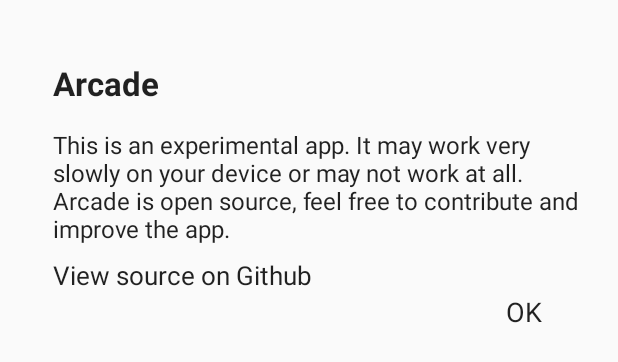
After one commit to naman14/Arcade, an Android app: the layout layout_about_dialog.xml on its own in the app's theme, with its tools: preview values and no code run, on a phone screen of 412 x 824 dp. The commit adds this screen. Shown: the top 362 px of the screen. Run offline under Robolectric (Android 15) with nearby library versions, the phone set to English and light mode, and no system bars.

Commit message:
about dialog

```diff
--- a/app/src/main/assets/styleimages.json
+++ b/app/src/main/assets/styleimages.json
@@ -2,10 +2,6 @@
   {
     "title": "Frida Kahlo",
     "url": "https://raw.githubusercontent.com/jcjohnson/neural-style/master/examples/inputs/frida_kahlo.jpg"
-  },
-  {
-    "title": "Golden Gate",
-    "url": "https://raw.githubusercontent.com/jcjohnson/neural-style/master/examples/inputs/golden_gate.jpg"
   },
   {
     "title": "Pablo Picasso Self Portrait",
--- a/app/src/main/java/com/naman14/arcade/MainActivity.java
+++ b/app/src/main/java/com/naman14/arcade/MainActivity.java
@@ -177,6 +177,9 @@ public class MainActivity extends AppCompatActivity implements EasyPermissions.P
                 break;
             case R.id.action_settings:
                 startActivity(new Intent(MainActivity.this, SettingsActivity.class));
+                break;
+            case R.id.action_about:
+                Utils.showAbout(this);
                 break;
         }
 
--- /dev/null
+++ b/app/src/main/res/layout/layout_about_dialog.xml
@@ -0,0 +1,66 @@
+<?xml version="1.0" encoding="utf-8"?>
+<LinearLayout xmlns:android="http://schemas.android.com/apk/res/android"
+    android:layout_width="match_parent"
+    android:layout_height="match_parent"
+    android:layout_margin="15dp"
+    android:orientation="vertical"
+    android:paddingBottom="16dp"
+    android:paddingTop="15dp">
+
+
+    <TextView
+        android:id="@+id/app_version_name"
+        style="@style/TextAppearance.AppCompat.Body1"
+        android:layout_width="wrap_content"
+        android:layout_height="wrap_content"
+        android:paddingLeft="20dp"
+        android:paddingTop="10dp"
+        android:text="@string/app_name"
+        android:textSize="22sp"
+        android:textStyle="bold" />
+
+
+    <TextView
+        style="@style/TextAppearance.AppCompat.Body1"
+        android:layout_width="match_parent"
+        android:layout_height="wrap_content"
+        android:layout_marginLeft="20dp"
+        android:layout_marginRight="10dp"
+        android:layout_marginTop="15dp"
+        android:text="This is an experimental app. It may work very slowly on your device or may not work at all. Arcade is open source, feel free to contribute and improve the app. "
+        android:textSize="16sp" />
+
+    <LinearLayout
+        android:layout_width="match_parent"
+        android:layout_height="wrap_content"
+        android:layout_marginLeft="20dp"
+        android:orientation="horizontal">
+
+        <TextView
+            android:id="@+id/github"
+            style="@style/TextAppearance.AppCompat.Body1"
+            android:layout_width="wrap_content"
+            android:layout_height="wrap_content"
+            android:clickable="true"
+            android:paddingTop="8dp"
+            android:text="View source on Github"
+            android:textSize="17sp" />
+
+    </LinearLayout>
+
+
+    <TextView
+        android:id="@+id/dismiss_dialog"
+        style="@style/TextAppearance.AppCompat.Body1"
+        android:layout_width="wrap_content"
+        android:layout_height="wrap_content"
+        android:layout_gravity="right"
+        android:layout_marginRight="20dp"
+        android:background="?selectableItemBackgroundBorderless"
+        android:gravity="center"
+        android:paddingBottom="10dp"
+        android:paddingRight="15dp"
+        android:text="OK"
+        android:textSize="18sp" />
+
+</LinearLayout>
--- a/app/src/main/res/menu/menu_main.xml
+++ b/app/src/main/res/menu/menu_main.xml
@@ -6,4 +6,9 @@
         android:title="@string/action_settings"
         android:orderInCategory="100"
         app:showAsAction="never" />
+
+    <item android:id="@+id/action_about"
+        android:title="About"
+        android:orderInCategory="100"
+        app:showAsAction="never" />
 </menu>
```
Also changed, not shown: app/src/main/java/com/naman14/arcade/Utils.java (+69 -0 lines).
